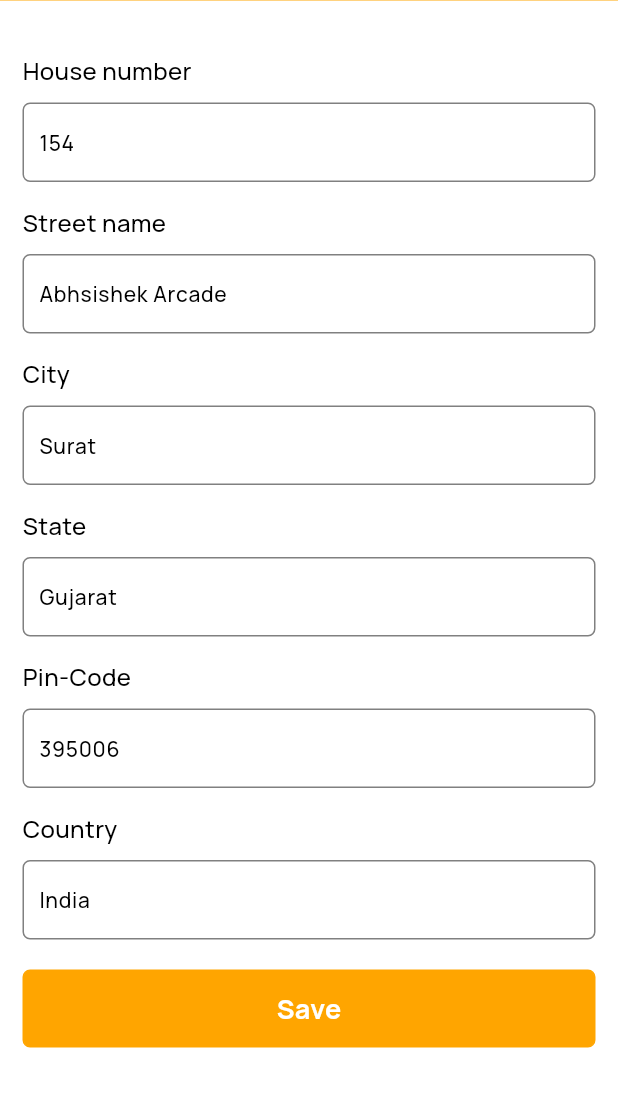
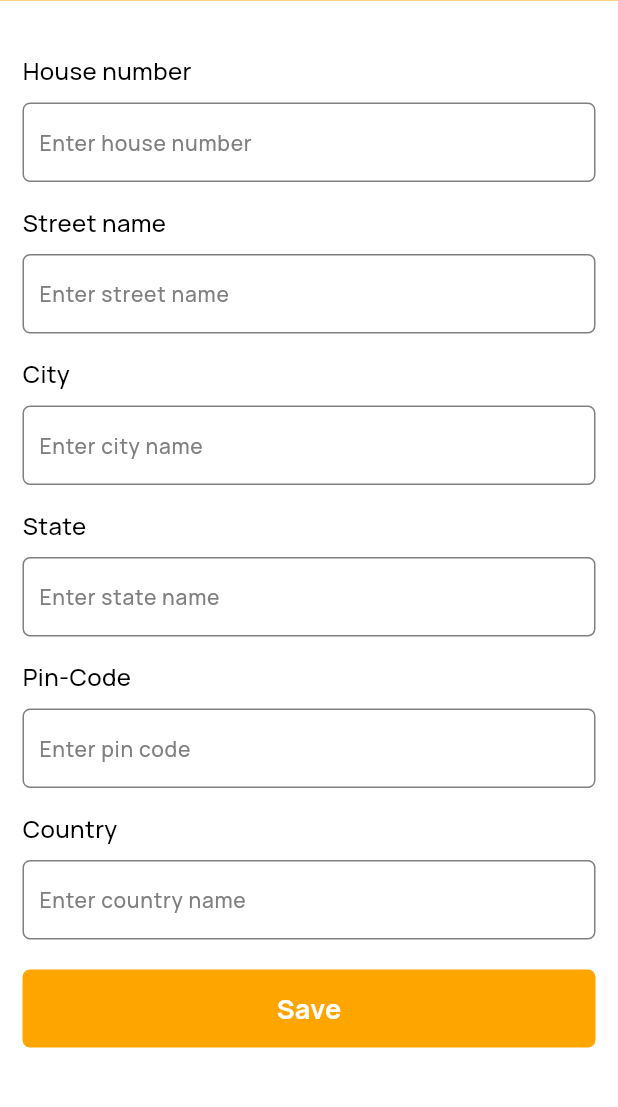
Before and after one commit to Akshit-B-Chovatiya/zimozi-store, a Flutter app: the AddressDetailsScreen screen opened directly with empty values, on a phone screen of 412 x 824 dp, the part 61-1168 px from its top. Run offline on Flutter 3.47's test engine with Material 3 defaults, Android fonts, the phone set to English and light mode, and no system bars; our stand-ins replace bloc, cached_network_image, cloud_firestore, equatable, firebase_auth, firebase_core and 5 more; missing offline and left inert: flutter_stripe; accounts and stored records are empty.

Commit message:
Remove unwanted data.

```diff
--- a/lib/blocs_and_cubits/authentications/sign_in/sign_in_cubit.dart
+++ b/lib/blocs_and_cubits/authentications/sign_in/sign_in_cubit.dart
@@ -16,8 +16,8 @@ part 'sign_in_state.dart';
 class SignInCubit extends Cubit<SignInState> {
   SignInCubit() : super(SignInInitialState());
 
-  final TextEditingController emailController = TextEditingController(text: "akshitchovatiya98@gmail.com");
-  final TextEditingController passwordController = TextEditingController(text: "Test@123");
+  final TextEditingController emailController = TextEditingController();
+  final TextEditingController passwordController = TextEditingController();
 
   void clearForm() {
     emit(SignInInitialState());
--- a/lib/blocs_and_cubits/checkout_process/address_details/address_details_cubit.dart
+++ b/lib/blocs_and_cubits/checkout_process/address_details/address_details_cubit.dart
@@ -8,12 +8,12 @@ part 'address_details_state.dart';
 class AddressDetailsCubit extends Cubit<AddressDetailsState> {
   AddressDetailsCubit() : super(AddressDetailsInitialState());
 
-  final TextEditingController houseNumberController = TextEditingController(text: "154");
-  final TextEditingController streetNameController = TextEditingController(text: "Abhsishek Arcade");
-  final TextEditingController cityNameController = TextEditingController(text: "Surat");
-  final TextEditingController stateNameController = TextEditingController(text: "Gujarat");
-  final TextEditingController pinCodeNumberController = TextEditingController(text: "395006");
-  final TextEditingController countryNameController = TextEditingController(text: "India");
+  final TextEditingController houseNumberController = TextEditingController();
+  final TextEditingController streetNameController = TextEditingController();
+  final TextEditingController cityNameController = TextEditingController();
+  final TextEditingController stateNameController = TextEditingController();
+  final TextEditingController pinCodeNumberController = TextEditingController();
+  final TextEditingController countryNameController = TextEditingController();
 
   void setPreSelectedData({AddressModel? address}) {
     if (address != null) {
--- a/lib/config/app_constant.dart
+++ b/lib/config/app_constant.dart
@@ -7,7 +7,7 @@ class AppConstants {
   static const String appName = "Zimozi Store";
   static const String appVersion = "V : 1.0.0";
   static const ScrollPhysics scrollPhysics = ClampingScrollPhysics();
-  static const bool isLogEnabled = true;
+  static const bool isLogEnabled = false;
   static const String isLoggedIn = "IS-LOGGED-IN";
   static const String firebaseToken = "FIREBASE-TOKEN";
   static const double lineStrikethrough = 2.85;
```
Also changed, not shown: lib/blocs_and_cubits/authentications/sign_up/sign_up_cubit.dart (+6 -6 lines), 1 other file.
